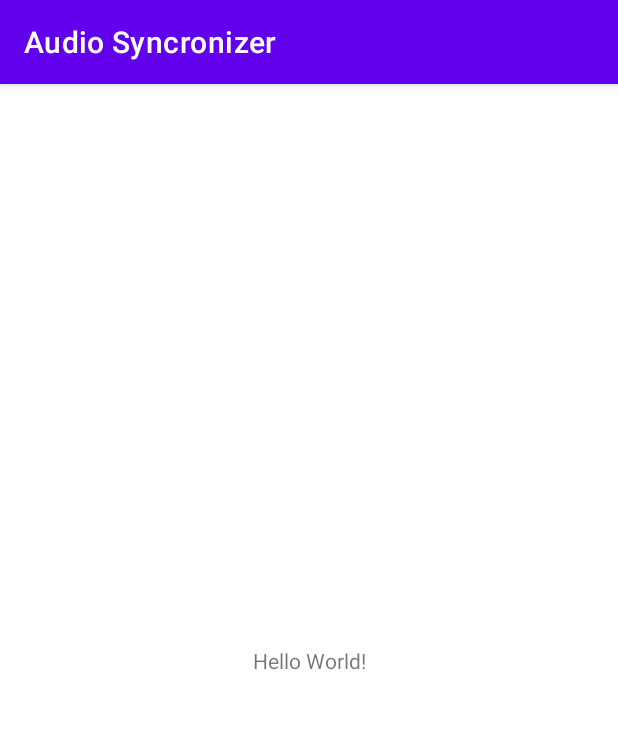
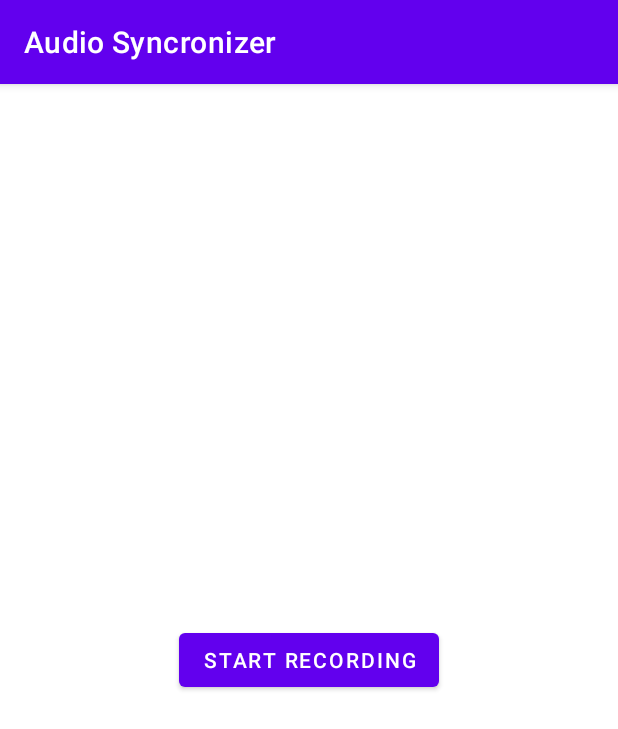
Before and after one commit to 5Gears0Chill/audio-sync-client, an Android app: the screen it shows after launch (MainActivity), on a phone screen of 412 x 824 dp. Shown: the top 729 px of the screen. Run offline under Robolectric (Android 15) with nearby library versions, the phone set to English and light mode, and no system bars; 1 statement that could not run was skipped.

Commit message:
added button to layout, permission for recording,soundmeter class

```diff
--- a/app/src/main/AndroidManifest.xml
+++ b/app/src/main/AndroidManifest.xml
@@ -1,6 +1,8 @@
 <?xml version="1.0" encoding="utf-8"?>
 <manifest xmlns:android="http://schemas.android.com/apk/res/android"
     package="com.example.audiosyncronizer">
+
+    <uses-permission android:name="android.permission.RECORD_AUDIO" />
 
     <application
         android:allowBackup="true"
--- a/app/src/main/java/com/example/audiosyncronizer/MainActivity.kt
+++ b/app/src/main/java/com/example/audiosyncronizer/MainActivity.kt
@@ -2,10 +2,18 @@ package com.example.audiosyncronizer
 
 import androidx.appcompat.app.AppCompatActivity
 import android.os.Bundle
+import android.widget.Button
 
 class MainActivity : AppCompatActivity() {
+
+    private lateinit var startRecordingButton: Button;
+
     override fun onCreate(savedInstanceState: Bundle?) {
         super.onCreate(savedInstanceState)
         setContentView(R.layout.activity_main)
+
+        startRecordingButton.setOnClickListener {
+
+        }
     }
 }
--- a/app/src/main/res/layout/activity_main.xml
+++ b/app/src/main/res/layout/activity_main.xml
@@ -6,13 +6,14 @@
     android:layout_height="match_parent"
     tools:context=".MainActivity">
 
-    <TextView
+    <Button
+        android:id="@+id/btnStartRecording"
         android:layout_width="wrap_content"
         android:layout_height="wrap_content"
-        android:text="Hello World!"
+        android:text="@string/start_recording"
         app:layout_constraintBottom_toBottomOf="parent"
-        app:layout_constraintLeft_toLeftOf="parent"
-        app:layout_constraintRight_toRightOf="parent"
-        app:layout_constraintTop_toTopOf="parent" />
+        app:layout_constraintEnd_toEndOf="parent"
+        app:layout_constraintStart_toStartOf="parent"
+        app:layout_constraintTop_toTopOf="parent"/>
 
 </androidx.constraintlayout.widget.ConstraintLayout>
--- a/app/src/main/res/values/strings.xml
+++ b/app/src/main/res/values/strings.xml
@@ -1,3 +1,4 @@
 <resources>
     <string name="app_name">Audio Syncronizer</string>
+    <string name="start_recording">Start Recording</string>
 </resources>
```
Also changed, not shown: app/src/main/java/com/example/audiosyncronizer/SoundMeter.kt (added, +31 -0 lines).
